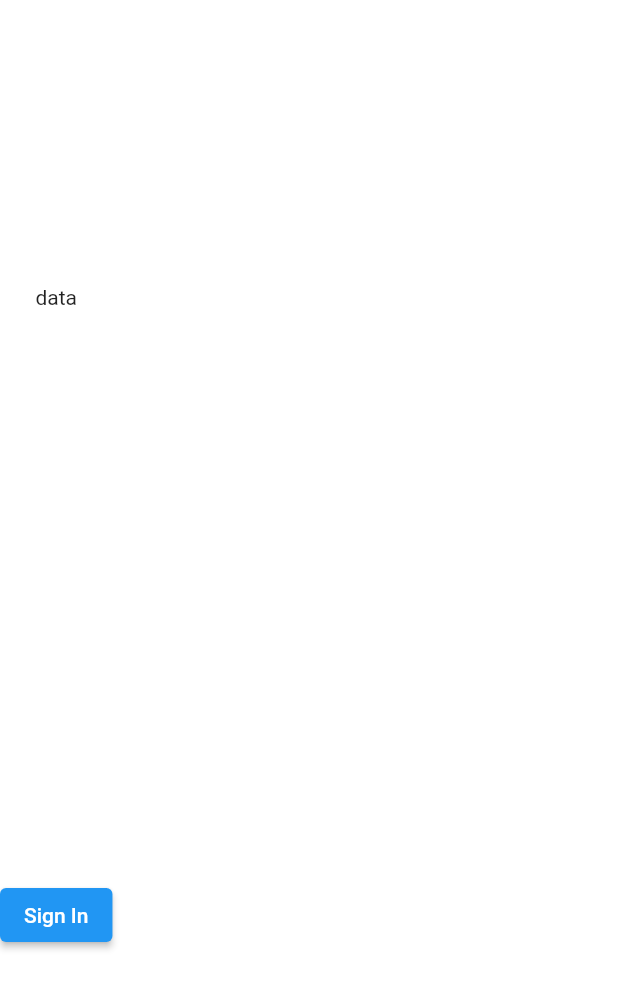
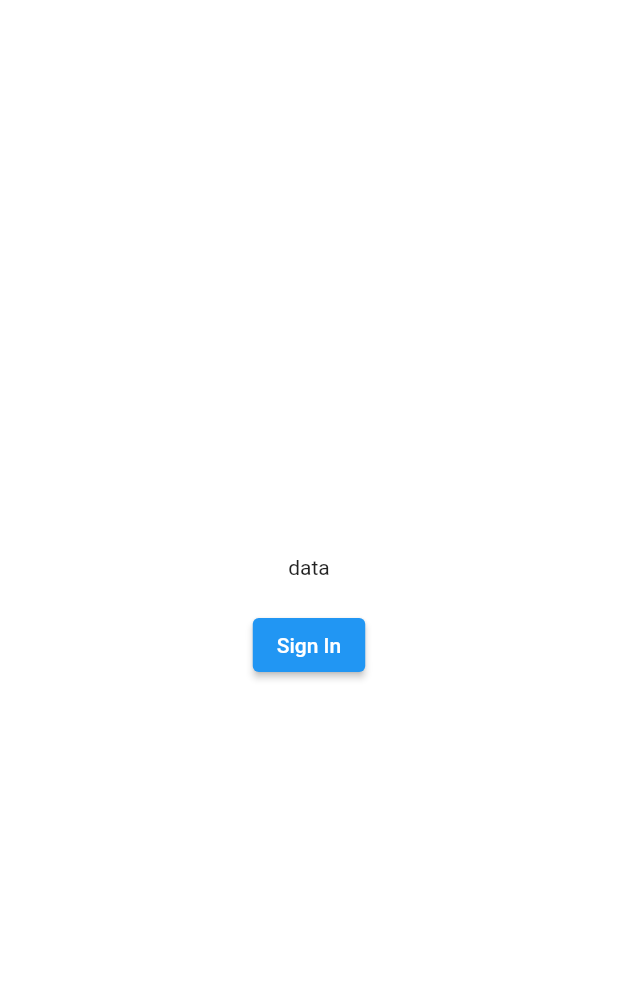
Before and after one commit to himanshusharma89/amplifyit, a Flutter app: the screen it shows after launch, after a tap on "Sign In", on a phone screen of 412 x 824 dp. Shown: the top 989 px of the screen. Run offline on Flutter 3.47's test engine with Material 2 defaults, Android fonts, the phone set to English and light mode, and no system bars; our stand-ins replace cached_network_image, google_fonts; missing offline and left inert: amplify_api, amplify_auth_cognito, amplify_datastore, amplify_datastore_plugin_interface, amplify_flutter; network calls fail; Roboto replaces fonts that are missing (Ubuntu).

```diff
--- a/lib/dashboard.dart
+++ b/lib/dashboard.dart
@@ -1,3 +1,4 @@
+import 'package:amplifyit/views/about.dart';
 import 'package:amplifyit/views/home.dart';
 import 'package:amplifyit/views/post/add_post.dart';
 import 'package:flutter/cupertino.dart';
@@ -25,9 +26,7 @@ class _DashboardState extends State<Dashboard> {
   final List<Widget> widgetList = [
     Home(),
     AddPost(),
-    Center(
-      child: Text("Cart"),
-    ),
+    About(),
   ];
 
   @override
--- a/lib/helpers/constants.dart
+++ b/lib/helpers/constants.dart
@@ -5,13 +5,12 @@ final Launcher launcher = Launcher();
 /// ROUTE CONSTANTS
 
 class RouteConstant {
+  static const AUTH = "/auth";
   static const ROOT = "/";
   static const ADD_POST = "/add-post";
   static const EDIT_POST = "/edit-post";
   static const VIEW_POST = "/view-post";
   static const ABOUT = "/about";
-  static const MEDIUM_ARTICLES = "/medium-articles";
-  static const MEDIUM_ARTICLES_WEB_VIEW = "/medium-article-web-view";
 }
 
 /// SOCIAL LINKS
--- a/lib/helpers/route_page.dart
+++ b/lib/helpers/route_page.dart
@@ -1,6 +1,7 @@
 import 'package:amplifyit/models/Post.dart';
 import 'package:amplifyit/views/about.dart';
 import 'package:amplifyit/views/home.dart';
+import 'package:amplifyit/views/login.dart';
 import 'package:amplifyit/views/post/add_post.dart';
 import 'package:amplifyit/views/post/edit_post.dart';
 import 'package:amplifyit/views/post/view_post.dart';
@@ -12,6 +13,13 @@ import 'constants.dart';
 class RoutePage {
   static Route<dynamic> generateRoute(RouteSettings settings) {
     switch (settings.name) {
+      case RouteConstant.AUTH:
+        return PageRouteBuilder(
+            settings: settings,
+            pageBuilder: (_, __, ___) => LogIn(),
+            transitionsBuilder: (_, a, __, c) => FadeTransition(opacity: a, child: c)
+        );
+
       case RouteConstant.ROOT:
         return PageRouteBuilder(
             settings: settings,
--- a/lib/views/login.dart
+++ b/lib/views/login.dart
@@ -5,12 +5,16 @@ class LogIn extends StatelessWidget {
   @override
   Widget build(BuildContext context) {
     return Scaffold(
-      body: Column(
-        mainAxisAlignment: MainAxisAlignment.spaceAround,
-        children: [
-          Text('data'),
-          SignIn(),
-        ],
+      body: SizedBox(
+        width: double.infinity,
+        child: Column(
+          mainAxisAlignment: MainAxisAlignment.center,
+          children: [
+            Text('data'),
+            SizedBox(height: 20,),
+            SignIn(),
+          ],
+        ),
       ),
     );
   }
--- a/lib/widgets/sign_in.dart
+++ b/lib/widgets/sign_in.dart
@@ -1,5 +1,6 @@
 import 'package:amplify_auth_cognito/amplify_auth_cognito.dart';
 import 'package:amplify_flutter/amplify.dart';
+import 'package:amplifyit/helpers/constants.dart';
 import 'package:flutter/material.dart';
 
 class SignIn extends StatefulWidget {
@@ -9,19 +10,24 @@ class SignIn extends StatefulWidget {
 
 class _SignInState extends State<SignIn> {
   String _signUpError;
+  bool loader = false;
   void _signIn() async {
     // Sign out before in case a user is already signed in
     // If a user is already signed in - Amplify.Auth.signIn will throw an exception
-    try {
-      await Amplify.Auth.signOut();
-    } on AuthException catch (e) {
-      print(e);
-    }
+    // try {
+    //   await Amplify.Auth.signOut();
+    // } on AuthException catch (e) {
+    //   print(e);
+    // }
 
     try {
       SignInResult res =
           await Amplify.Auth.signInWithWebUI(provider: AuthProvider.google);
       print(res);
+      setState(() {
+        loader = true;
+      });
+      Navigator.pushNamed(context, RouteConstant.ROOT);
     } on AuthException catch (e) {
       setState(() {
         _signUpError = e.message;
@@ -39,9 +45,13 @@ class _SignInState extends State<SignIn> {
 
   @override
   Widget build(BuildContext context) {
-    return ElevatedButton(
-      onPressed: _signIn,
-      child: const Text('Sign In'),
-    );
+    return loader
+        ? Center(
+            child: CircularProgressIndicator(),
+          )
+        : ElevatedButton(
+            onPressed: _signIn,
+            child: const Text('Sign In'),
+          );
   }
 }
--- a/lib/widgets/sign_out.dart
+++ b/lib/widgets/sign_out.dart
@@ -1,5 +1,6 @@
 import 'package:amplify_auth_cognito/amplify_auth_cognito.dart';
 import 'package:amplify_flutter/amplify.dart';
+import 'package:amplifyit/helpers/constants.dart';
 import 'package:flutter/material.dart';
 
 class SignOut extends StatefulWidget {
@@ -10,8 +11,8 @@ class SignOut extends StatefulWidget {
 class _SignOutState extends State<SignOut> {
   void _signOut() async {
     try {
-      await Amplify.Auth.signOut();
-
+      await Amplify.Auth.signOut()
+          .whenComplete(() => Navigator.pushNamed(context, RouteConstant.AUTH));
     } on AuthException catch (e) {
       print(e);
     }
--- a/pubspec.yaml
+++ b/pubspec.yaml
@@ -28,9 +28,11 @@ dependencies:
   amplify_datastore: ^0.1.0
   amplify_datastore_plugin_interface: ^0.1.0
   amplify_flutter: ^0.1.0
+  cached_network_image: ^2.5.0
   google_fonts: ^1.1.2
   intl: ^0.15.7
   provider: ^4.3.3
+  url_launcher: ^5.7.10
 
 dev_dependencies:
   flutter_test:
```
Also changed, not shown: lib/views/about.dart (+5 -10 lines), lib/views/post/view_post.dart (+3 -4 lines), lib/widgets/card_view.dart (+3 -4 lines).
